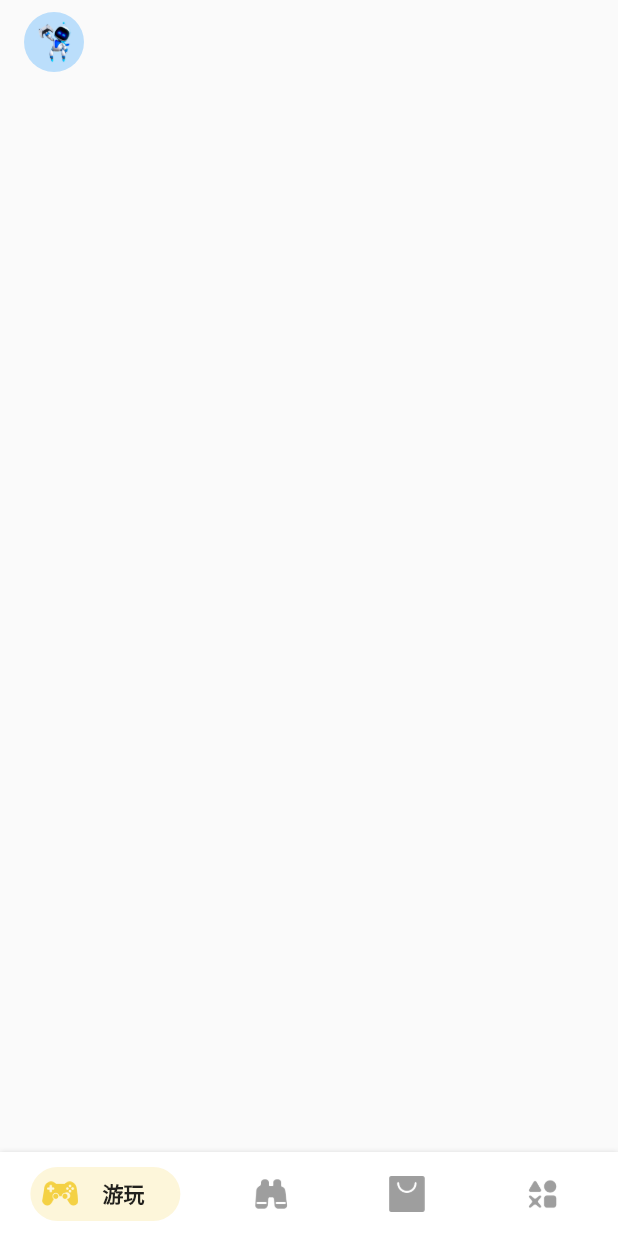
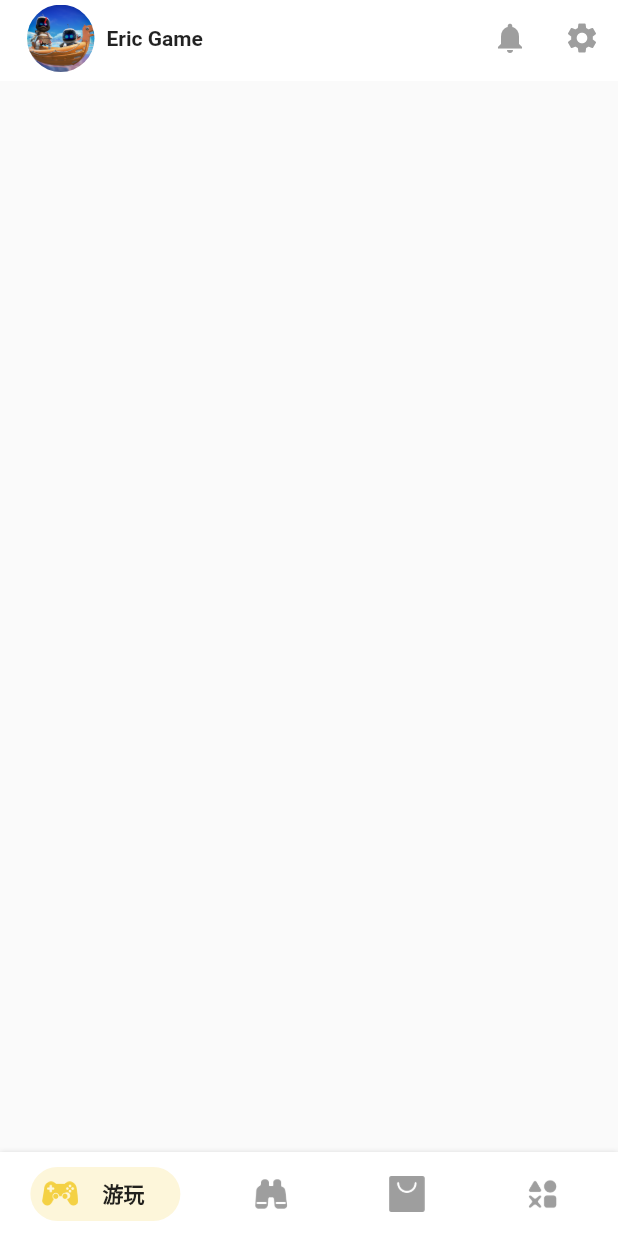
Before and after one commit to yu502950715yang/flutter_demo, a Flutter app: the screen it shows after launch, on a phone screen of 412 x 824 dp. Run offline on Flutter 3.47's test engine with Material 2 defaults, Android fonts, the phone set to English and light mode, and no system bars.

Commit message:
自定义游玩页面appbar

```diff
--- a/lib/common/app_theme.dart
+++ b/lib/common/app_theme.dart
@@ -18,7 +18,11 @@ class AppTheme {
       selectedItemColor: Colors.black87,
       unselectedItemColor: Colors.grey,
       backgroundColor: Colors.white,
-      ));
+    ),
+    appBarTheme: const AppBarTheme(
+        backgroundColor: Colors.white,
+        iconTheme: IconThemeData(color: Colors.grey)),
+  );
 
   /// 深色主题
   static ThemeData darkTheme = ThemeData(
@@ -31,5 +35,8 @@ class AppTheme {
       unselectedItemColor: Colors.blueGrey,
       backgroundColor: Colors.black87,
     ),
+    appBarTheme: const AppBarTheme(
+      backgroundColor: Colors.black87,
+    ),
   );
 }
--- a/lib/pages/play/play_home_page.dart
+++ b/lib/pages/play/play_home_page.dart
@@ -1,4 +1,6 @@
 import 'package:flutter/material.dart';
+import 'package:flutter_demo/view_model/player.dart';
+import 'package:flutter_demo/widgets/appbar/avatar_appbar.dart';
 
 class PlayHomePage extends StatefulWidget {
   const PlayHomePage({super.key});
@@ -8,23 +10,30 @@ class PlayHomePage extends StatefulWidget {
 }
 
 class _PlayHomePageState extends State<PlayHomePage> {
+  // 玩家信息
+  late Player _player;
+
   @override
   void initState() {
     super.initState();
+    // 初始化测试数据
+    _initData();
+  }
+
+  void _initData() {
+    _player = Player(
+        username: '502950715@qq.com', nickName: 'Eric Game', onlineStatus: '1');
   }
 
   @override
   Widget build(BuildContext context) {
     return Scaffold(
+      appBar: AvatarAppBar(
+        player: _player,
+      ),
       body: SafeArea(
         child: ListView(
-          children: const [
-            ListTile(
-              leading: CircleAvatar(
-                backgroundImage: AssetImage('assets/images/avatar.png'),
-              ),
-            )
-          ],
+          children: const [],
         ),
       ),
     );
--- /dev/null
+++ b/lib/view_model/player.dart
@@ -0,0 +1,8 @@
+class Player {
+  String? username;
+  String? nickName;
+  // 在线状态
+  String? onlineStatus;
+
+  Player({this.username, this.nickName, this.onlineStatus});
+}
--- /dev/null
+++ b/lib/widgets/appbar/avatar_appbar.dart
@@ -0,0 +1,76 @@
+import 'package:flutter/material.dart';
+import 'package:flutter_demo/view_model/player.dart';
+
+class AvatarAppBar extends StatefulWidget implements PreferredSizeWidget {
+  const AvatarAppBar({super.key, required this.player});
+
+  final Player player;
+
+  @override
+  State<AvatarAppBar> createState() => _AvatarAppBarState();
+
+  @override
+  Size get preferredSize => const Size.fromHeight(54);
+}
+
+class _AvatarAppBarState extends State<AvatarAppBar> {
+  @override
+  Widget build(BuildContext context) {
+    Color? bgColor = Theme.of(context).appBarTheme.backgroundColor;
+    Color? iconColor = Theme.of(context).appBarTheme.iconTheme?.color;
+
+    return Container(
+      padding: const EdgeInsets.only(bottom: 4.5),
+      color: bgColor,
+      child: Column(
+        mainAxisAlignment: MainAxisAlignment.end,
+        children: [
+          Row(
+            children: [
+              const SizedBox(
+                width: 18,
+              ),
+              ClipRRect(
+                borderRadius: BorderRadius.circular(50),
+                child: const Image(
+                  image: AssetImage('assets/images/avatar.png'),
+                  fit: BoxFit.cover,
+                  width: 45,
+                  height: 45,
+                ),
+              ),
+              const SizedBox(width: 8),
+              Expanded(
+                child: Text(
+                  widget.player.nickName ?? '',
+                  style: const TextStyle(
+                    fontWeight: FontWeight.w600,
+                  ),
+                ),
+              ),
+              IconButton(
+                // 下面两行代码取消了点击时的阴影效果
+                splashColor: Colors.transparent,
+                highlightColor: Colors.transparent,
+                color: iconColor,
+                onPressed: () {
+                  print('点击通知');
+                },
+                icon: const Icon(Icons.notifications),
+              ),
+              IconButton(
+                splashColor: Colors.transparent,
+                highlightColor: Colors.transparent,
+                color: iconColor,
+                onPressed: () {
+                  print('点击配置');
+                },
+                icon: const Icon(Icons.settings),
+              ),
+            ],
+          ),
+        ],
+      ),
+    );
+  }
+}
--- a/lib/widgets/bottom_nagivation/bottom_bar.dart
+++ b/lib/widgets/bottom_nagivation/bottom_bar.dart
@@ -1,4 +1,5 @@
 import 'package:flutter/material.dart';
+import 'package:flutter/services.dart';
 import 'package:flutter_demo/widgets/bottom_nagivation/bottom_bar_item.dart';
 import 'package:flutter_demo/widgets/bottom_nagivation/bottom_bar_item_widget.dart';
 
@@ -43,7 +44,10 @@ class BottomBar extends StatelessWidget {
   Widget build(BuildContext context) {
     final bgColor = backgroundColor ??
         Theme.of(context).bottomNavigationBarTheme.backgroundColor;
-
+    // 设置底部控制栏的颜色
+    SystemChrome.setSystemUIOverlayStyle(SystemUiOverlayStyle(
+      systemNavigationBarColor: bgColor,
+    ));
     return Container(
       decoration: BoxDecoration(
         color: bgColor,
```
Also changed, not shown: lib/utils/screen_utils.dart (added, +200 -0 lines), assets/images/avatar.png. Lines whose indentation alone changed are shown as unchanged.
